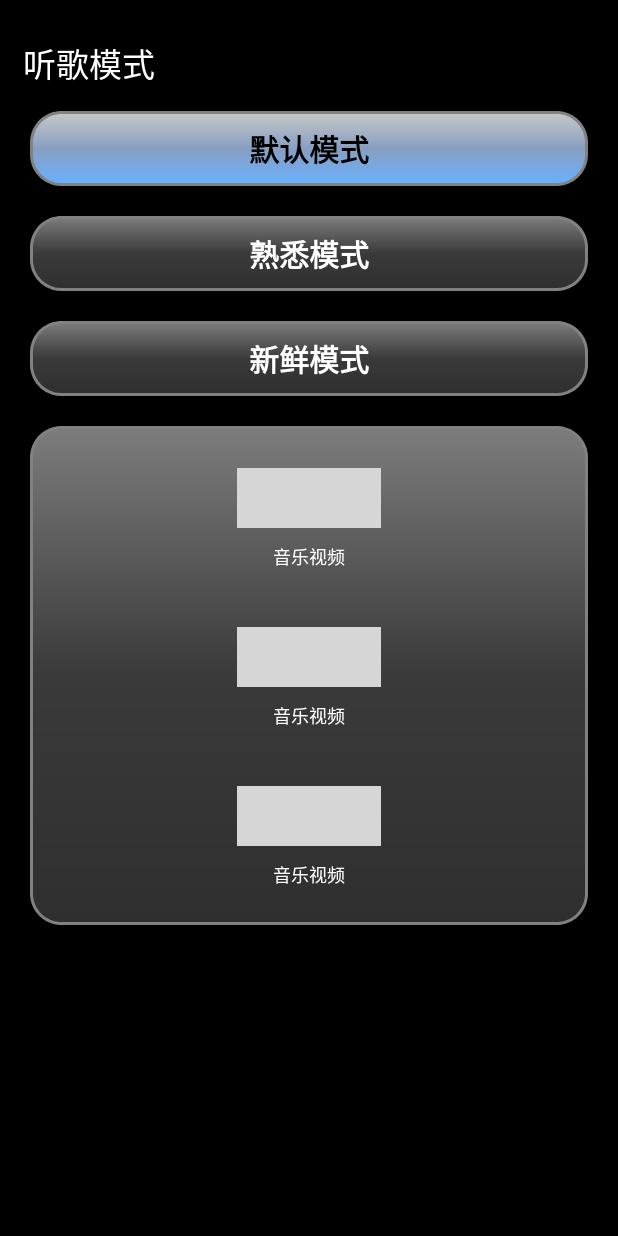
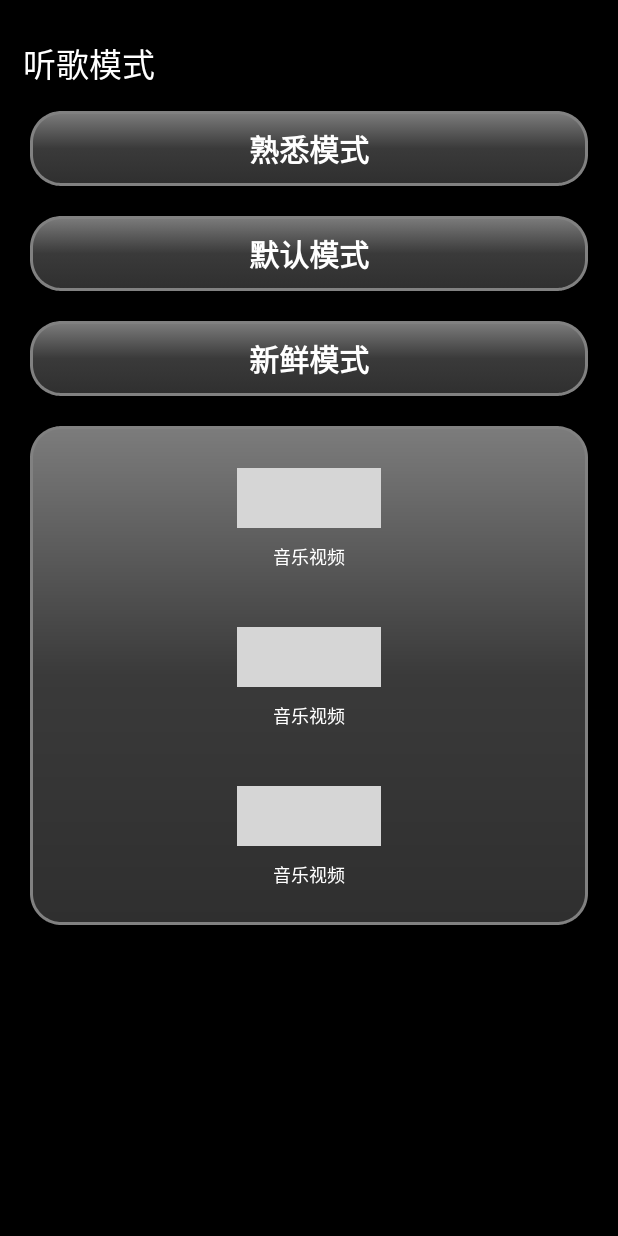
Before and after one commit to yeyixue/MyMusic, an Android app built with Jetpack Compose: the layout fragment_music_style.xml on its own in the app's theme, with its tools: preview values and no code run, on a phone screen of 412 x 824 dp. Run offline under Robolectric (Android 15) with nearby library versions, the phone set to English and light mode, and no system bars; grey boxes are pictures that could not be loaded.

```diff
--- a/app/src/main/java/com/example/mymusic/view/SmartSeekBar.kt
+++ b/app/src/main/java/com/example/mymusic/view/SmartSeekBar.kt
@@ -68,7 +68,9 @@ class SmartSeekBar @JvmOverloads constructor(
     override fun onAttachedToWindow() {
         super.onAttachedToWindow()
         Log.d("SmartSeekBar","setOnProgressActionListener")
-
+        // 重置进度和缓冲进度
+        progress = 0 // 当前进度重置为0
+        secondaryProgress = 0 // 缓冲进度重置为0
         setOnProgressActionListener(object : SmartSeekBar.OnProgressActionListener {
             // 进度变化时触发（包括拖动过程和自动更新）
             override fun onProgressChanged(
--- /dev/null
+++ b/app/src/main/res/color/radio_text_selector.xml
@@ -0,0 +1,6 @@
+<?xml version="1.0" encoding="utf-8"?>
+<selector xmlns:android="http://schemas.android.com/apk/res/android">
+    <item android:state_checked="true"
+        android:color="@color/black"/> <!-- 选中时文字颜色 -->
+    <item android:color="@color/white"/> <!-- 默认文字颜色 -->
+</selector>
--- /dev/null
+++ b/app/src/main/res/drawable/button_style_selector.xml
@@ -0,0 +1,6 @@
+<?xml version="1.0" encoding="utf-8"?>
+<selector xmlns:android="http://schemas.android.com/apk/res/android">
+    <item android:state_checked="true"
+        android:drawable="@drawable/button_style_white"/> <!-- 选中时的背景色 -->
+    <item android:drawable="@drawable/button_style_black"/> <!-- 默认背景色 -->
+</selector>
--- a/app/src/main/res/layout/fragment_music_style.xml
+++ b/app/src/main/res/layout/fragment_music_style.xml
@@ -21,106 +21,56 @@
         android:layout_marginBottom="15dp"
         android:textSize="22sp"/>
 
+    <RadioGroup
+        android:layout_width="match_parent"
+        android:layout_height="wrap_content"
+        android:orientation="vertical">
 
-    <androidx.appcompat.widget.AppCompatButton
+        <RadioButton
             android:id="@+id/btDefault"
             android:layout_width="match_parent"
             android:layout_height="50dp"
+            android:button="@null"
             android:layout_marginHorizontal="20dp"
-        android:background="@drawable/button_style_white"
-        android:text="默认模式"
-        android:textSize="20sp"
-        android:textStyle="bold"
-        android:textColor="@color/black"
-        />
-
-    <androidx.appcompat.widget.AppCompatButton
-        android:id="@+id/btFamiliarMode"
-        android:layout_marginTop="20dp"
-        android:layout_width="match_parent"
-        android:layout_height="50dp"
-        android:layout_marginHorizontal="20dp"
-        android:background="@drawable/button_style_black"
+            android:background="@drawable/button_style_selector"
+            android:textColor="@color/radio_text_selector"
             android:text="熟悉模式"
             android:textSize="20sp"
             android:textStyle="bold"
-        android:textColor="@color/white"
+            android:gravity="center"
+            />
+        <RadioButton
+            android:id="@+id/btFamiliarMode"
+            android:layout_width="match_parent"
+            android:layout_height="50dp"
+            android:button="@null"
+            android:layout_marginHorizontal="20dp"
+            android:layout_marginVertical="20dp"
+            android:background="@drawable/button_style_selector"
+            android:textColor="@color/radio_text_selector"
+            android:text="默认模式"
+            android:textSize="20sp"
+            android:gravity="center"
+
+            android:textStyle="bold"
+            />
+        <RadioButton
+            android:id="@+id/btFresh"
+            android:layout_width="match_parent"
+            android:layout_height="50dp"
+            android:button="@null"
+            android:layout_marginHorizontal="20dp"
+            android:background="@drawable/button_style_selector"
+            android:textColor="@color/radio_text_selector"
+            android:text="新鲜模式"
+            android:textSize="20sp"
+            android:gravity="center"
+
+            android:textStyle="bold"
             />
 
-    <androidx.appcompat.widget.AppCompatButton
-        android:id="@+id/btFresh"
-        android:layout_marginTop="20dp"
-        android:layout_width="match_parent"
-        android:layout_height="50dp"
-        android:layout_marginHorizontal="20dp"
-        android:background="@drawable/button_style_black"
-        android:text="新鲜模式"
-        android:textSize="20sp"
-        android:textStyle="bold"
-        android:textColor="@color/white"
-        />
-<!--    <androidx.cardview.widget.CardView-->
-<!--        android:layout_width="match_parent"-->
-<!--        android:layout_height="40dp"-->
-<!--        android:layout_marginHorizontal="20dp"-->
-<!--        app:cardCornerRadius="20dp"-->
-<!--        -->
-<!--        android:background="@color/white">-->
+    </RadioGroup>
 
-<!--        <TextView-->
-<!--            android:id="@+id/tvFamiliarMode"-->
-<!--            android:layout_width="wrap_content"-->
-<!--            android:layout_height="wrap_content"-->
-<!--            android:text="默认模式"-->
-<!--            android:textSize="20sp"-->
-<!--            android:textStyle="bold"-->
-<!--            android:textColor="@color/black"-->
-<!--            android:layout_gravity="center"/>-->
-<!--    </androidx.cardview.widget.CardView>-->
-
-
-<!--    <androidx.cardview.widget.CardView-->
-<!--        android:layout_width="match_parent"-->
-<!--        android:layout_height="40dp"-->
-<!--        android:layout_marginHorizontal="20dp"-->
-<!--        android:layout_marginTop="20dp"-->
-<!--        app:cardCornerRadius="20dp"-->
-<!--        app:cardBackgroundColor="@color/musicstyle">-->
-<!--        <TextView-->
-<!--            android:layout_width="wrap_content"-->
-<!--            android:layout_height="wrap_content"-->
-<!--            android:text="熟悉模式"-->
-<!--            android:textSize="20sp"-->
-<!--            android:textStyle="bold"-->
-<!--            android:textColor="@color/white"-->
-<!--            android:layout_gravity="center"/>-->
-<!--    </androidx.cardview.widget.CardView>-->
-<!--    <androidx.cardview.widget.CardView-->
-<!--        android:id="@+id/imageViewMusicPicture"-->
-<!--        android:layout_width="match_parent"-->
-<!--        android:layout_height="40dp"-->
-<!--        android:layout_marginHorizontal="20dp"-->
-<!--        android:layout_marginTop="20dp"-->
-<!--        app:cardCornerRadius="20dp"-->
-<!--        app:cardBackgroundColor="@color/musicstyle">-->
-
-<!--        <TextView-->
-<!--            android:layout_width="wrap_content"-->
-<!--            android:layout_height="wrap_content"-->
-<!--            android:text="新鲜模式"-->
-<!--            android:textSize="20sp"-->
-<!--            android:textStyle="bold"-->
-<!--            android:textColor="@color/white"-->
-<!--            android:layout_gravity="center"/>-->
-<!--    </androidx.cardview.widget.CardView>-->
-
-<!--    <androidx.cardview.widget.CardView-->
-<!--        android:layout_width="match_parent"-->
-<!--        android:layout_height="wrap_content"-->
-<!--        android:layout_marginHorizontal="20dp"-->
-<!--        android:layout_marginTop="20dp"-->
-<!--        app:cardCornerRadius="0dp"-->
-<!--        app:cardBackgroundColor="@color/musicstyle">-->
 
         <androidx.recyclerview.widget.RecyclerView
             android:id="@+id/recycleViewMusicStyle"
--- a/app/src/main/res/values/themes.xml
+++ b/app/src/main/res/values/themes.xml
@@ -5,6 +5,7 @@
 
         <item name="android:windowDrawsSystemBarBackgrounds">true</item>
         <item name="android:statusBarColor">@android:color/black</item>
+        <item name="android:navigationBarColor">@android:color/black</item>
         <item name="android:windowTranslucentStatus">false</item> <!-- 不透明状态栏 -->
 
     </style>
```
Also changed, not shown: app/src/main/java/com/example/mymusic/adapter/MusicRecycleViewAdapter.kt (+18 -6 lines), app/src/main/java/com/example/mymusic/view/activity/MyMusicActivity.kt (+30 -7 lines), app/src/main/java/com/example/mymusic/view/fragment/MainMusicFragment.kt (+18 -10 lines), app/src/main/java/com/example/mymusic/viewmodel/fragment/MainMusicViewModel.kt (+6 -5 lines). Lines whose indentation alone changed are shown as unchanged.
